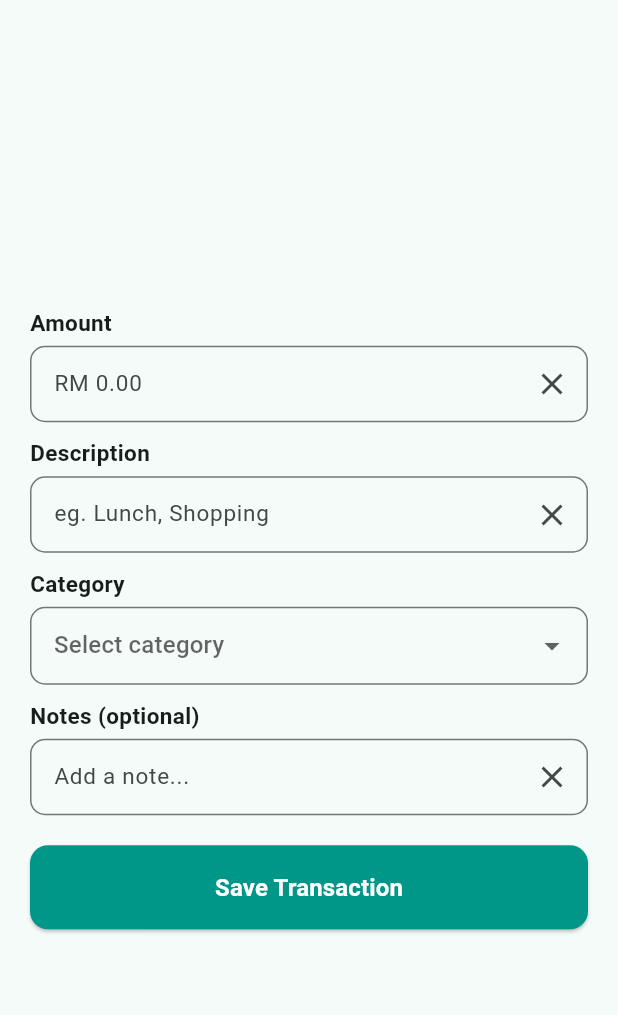
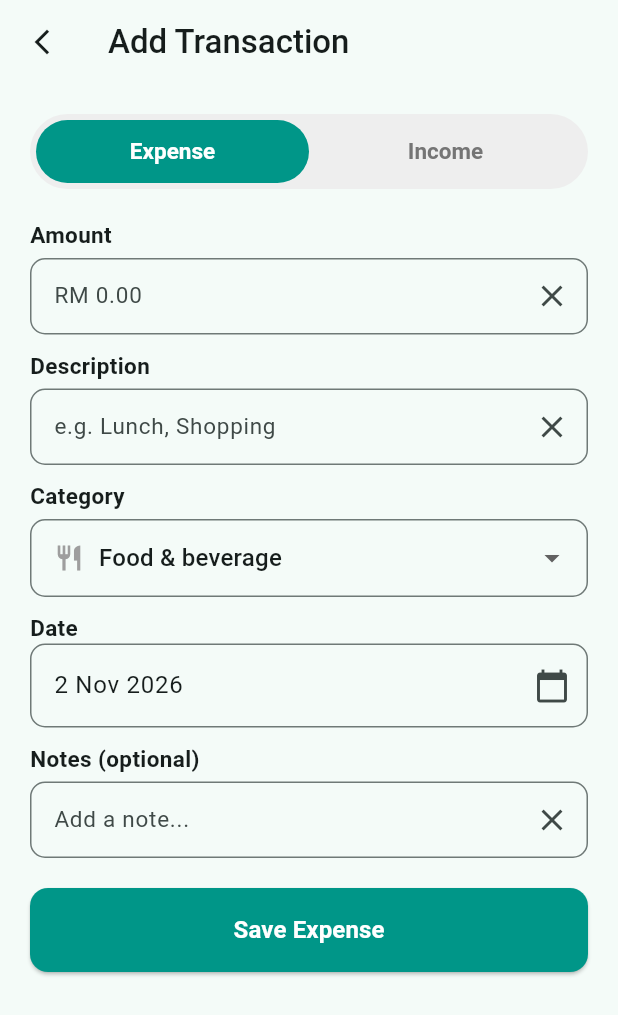
Before and after one commit to emiOS36/BUKU555, a Flutter app: the AddTransactionScreen screen opened directly, on a phone screen of 412 x 824 dp. Shown: the top 1015 px of the screen. Run offline on Flutter 3.47's test engine with Material 3 defaults, Android fonts, the phone set to English and light mode, and no system bars.

Commit message:
Add Transaction Screen

```diff
--- a/lib/models/category.dart
+++ b/lib/models/category.dart
@@ -1,3 +1,4 @@
+import 'package:buku555/models/transaction_type.dart';
 import 'package:flutter/material.dart';
 
 class Category {
@@ -12,50 +13,32 @@ class Category {
   });
 }
 
-const List<Category> kCategories = [
-  Category(
-    name: 'Food and beverage',
-    icon: Icons.restaurant,
-    color: Colors.grey,
-  ),
-  Category(
-    name: 'Transport',
-    icon: Icons.directions_car,
-    color: Colors.grey,
-  ),
-  Category(
-    name: 'Grocery',
-    icon: Icons.shopping_cart,
-    color: Colors.grey,
-  ),
-  Category(
-    name: 'Shopping',
-    icon: Icons.shopping_bag,
-    color: Colors.grey,
-  ),
-  Category(
-    name: 'Subscription',
-    icon: Icons.subscriptions,
-    color: Colors.grey,
-  ),
-  Category(
-    name: 'Utilities',
-    icon: Icons.receipt_long,
-    color: Colors.grey,
-  ),
-  Category(
-    name: 'Debt & Loan Payment',
-    icon: Icons.account_balance,
-    color: Colors.grey,
-  ),
-  Category(
-    name: 'Insurance',
-    icon: Icons.shield,
-    color: Colors.grey,
-  ),
-  Category(
-    name: 'Others',
-    icon: Icons.more_horiz,
-    color: Colors.grey,
-  ),
+const List<Category> expenseCategories = [
+  Category(name: 'Food & beverage', icon: Icons.restaurant, color: Colors.grey),
+  Category(name: 'Transport', icon: Icons.directions_car, color: Colors.grey),
+  Category(name: 'Grocery', icon: Icons.shopping_cart, color: Colors.grey),
+  Category(name: 'Shopping', icon: Icons.shopping_bag, color: Colors.grey),
+  Category(name: 'Subscription', icon: Icons.subscriptions, color: Colors.grey),
+  Category(name: 'Utilities', icon: Icons.receipt_long, color: Colors.grey),
+  Category(name: 'Debt', icon: Icons.account_balance, color: Colors.grey),
+  Category(name: 'Insurance', icon: Icons.shield, color: Colors.grey),
+  Category(name: 'Others', icon: Icons.more_horiz, color: Colors.grey),
 ];
+
+const List<Category> incomeCategories = [
+  Category(name: 'Salary', icon: Icons.payment, color: Colors.grey),
+  Category(name: 'Freelance', icon: Icons.laptop, color: Colors.grey),
+  Category(name: 'Investment', icon: Icons.trending_up, color: Colors.grey),
+  Category(name: 'Gift', icon: Icons.card_giftcard, color: Colors.grey),
+  Category(name: 'Bonus', icon: Icons.paid, color: Colors.grey),
+  Category(name: 'Others', icon: Icons.more_horiz, color: Colors.grey),
+];
+
+extension TransactionTypeCategories on TransactionType {
+  List<Category> get categories => switch (this) {
+    TransactionType.expense => expenseCategories,
+    TransactionType.income => incomeCategories,
+  };
+
+  Category get defaultCategory => categories.first;
+}
--- /dev/null
+++ b/lib/models/transaction_type.dart
@@ -0,0 +1,24 @@
+import 'package:flutter/material.dart';
+
+enum TransactionType {
+  expense(
+    label: 'Expense',
+    color: Colors.teal,
+    descriptionHint: 'e.g. Lunch, Shopping',
+  ),
+  income(
+    label: 'Income',
+    color: Colors.teal,
+    descriptionHint: 'e.g. Salary, Freelance',
+  );
+
+  const TransactionType({
+    required this.label,
+    required this.color,
+    required this.descriptionHint,
+  });
+
+  final String label;
+  final Color color;
+  final String descriptionHint;
+}
--- a/lib/screens/add_transaction_screen.dart
+++ b/lib/screens/add_transaction_screen.dart
@@ -1,6 +1,9 @@
 import 'package:buku555/models/category.dart';
+import 'package:buku555/models/transaction_type.dart';
+import 'package:buku555/widgets/date_picker_field.dart';
 import 'package:buku555/widgets/drop_down_category.dart';
 import 'package:buku555/widgets/label_text_field.dart';
+import 'package:buku555/widgets/pill_toggle.dart';
 import 'package:flutter/material.dart';
 
 class AddTransactionScreen extends StatefulWidget {
@@ -14,62 +17,114 @@ class _AddTransactionScreenState extends State<AddTransactionScreen> {
   final _amountController = TextEditingController();
   final _descriptionController = TextEditingController();
   final _notesController = TextEditingController();
-  Category? _selectedCategory;
+
+  TransactionType _type = TransactionType.expense;
+  late Category? _selectedCategory = _type.defaultCategory;
+  DateTime? _selectedDate = DateTime.now();
+
+  @override
+  void dispose() {
+    _amountController.dispose();
+    _descriptionController.dispose();
+    _notesController.dispose();
+    super.dispose();
+  }
+
+  void _onTypeChanged(TransactionType type) {
+    if (type == _type) return;
+    setState(() {
+      _type = type;
+      _selectedCategory = type.defaultCategory;
+    });
+  }
 
   @override
   Widget build(BuildContext context) {
     return Scaffold(
-      body: Padding(
+      appBar: AppBar(
+        title: const Text(
+          'Add Transaction',
+          style: TextStyle(fontWeight: .w500),
+        ),
+        leading: IconButton(
+          icon: const Icon(Icons.arrow_back_ios_new, size: 20),
+          onPressed: () => Navigator.pop(context),
+        ),
+      ),
+      body: SafeArea(
+        child: SingleChildScrollView(
           padding: const EdgeInsets.all(20.0),
           child: Column(
-          mainAxisAlignment: .center,
+            mainAxisSize: MainAxisSize.min,
             children: [
+              PillToggle<TransactionType>(
+                selected: _type,
+                onChanged: _onTypeChanged,
+                options: [
+                  for (final t in TransactionType.values)
+                    PillToggleOption(
+                      value: t,
+                      label: t.label,
+                      color: t.color,
+                    ),
+                ],
+              ),
+              const SizedBox(height: 20),
               LabelTextField(
                 label: 'Amount',
                 hintText: 'RM 0.00',
                 controller: _amountController,
               ),
-            SizedBox(height: 10),
+              const SizedBox(height: 10),
               LabelTextField(
                 label: 'Description',
-              hintText: 'eg. Lunch, Shopping',
+                hintText: _type.descriptionHint,
                 controller: _descriptionController,
               ),
-            SizedBox(height: 10),
+              const SizedBox(height: 10),
               DropDownCategory(
+                key: ValueKey(_type), // fresh dropdown when type changes
+                categories: _type.categories,
                 selected: _selectedCategory,
                 onChanged: (cat) => setState(() => _selectedCategory = cat),
               ),
-
-            SizedBox(height: 10),
+              const SizedBox(height: 10),
+              DatePickerField(
+                selectedDate: _selectedDate,
+                onDateSelected: (date) => setState(() => _selectedDate = date),
+              ),
+              const SizedBox(height: 10),
               LabelTextField(
                 label: 'Notes (optional)',
                 hintText: 'Add a note...',
                 controller: _notesController,
               ),
-            SizedBox(height: 20),
+              const SizedBox(height: 20),
               SizedBox(
                 width: double.infinity,
                 height: 56,
                 child: ElevatedButton(
                   style: ElevatedButton.styleFrom(
-                  backgroundColor: Colors.teal,
+                    backgroundColor: _type.color,
                     foregroundColor: Colors.white,
                     shape: RoundedRectangleBorder(
                       borderRadius: BorderRadius.circular(12),
                     ),
                   ),
-
                   onPressed: () {},
                   child: Text(
-                  'Save Transaction',
-                  style: TextStyle(fontSize: 16, fontWeight: .w600),
+                    'Save ${_type.label}',
+                    style: const TextStyle(
+                      fontSize: 16,
+                      fontWeight: FontWeight.w600,
+                    ),
                   ),
                 ),
               ),
             ],
           ),
         ),
+      ),
     );
   }
 }
--- /dev/null
+++ b/lib/widgets/date_picker_field.dart
@@ -0,0 +1,67 @@
+import 'package:flutter/material.dart';
+
+class DatePickerField extends StatelessWidget {
+  final DateTime? selectedDate;
+  final ValueChanged<DateTime> onDateSelected;
+
+  const DatePickerField({
+    super.key,
+    this.selectedDate,
+    required this.onDateSelected,
+  });
+
+  String _formatDate(DateTime d) {
+    const months = [
+      'Jan',
+      'Feb',
+      'Mar',
+      'Apr',
+      'May',
+      'Jun',
+      'Jul',
+      'Aug',
+      'Sep',
+      'Oct',
+      'Nov',
+      'Dec',
+    ];
+    return '${d.day} ${months[d.month - 1]} ${d.year}';
+  }
+
+  Future<void> _pickDate(BuildContext context) async {
+    final picked = await showDatePicker(
+      context: context,
+      initialDate: selectedDate ?? DateTime.now(),
+      firstDate: DateTime(2020),
+      lastDate: DateTime(2100),
+    );
+    if (picked != null) {
+      onDateSelected(picked);
+    }
+  }
+
+  @override
+  Widget build(BuildContext context) {
+    return Column(
+      crossAxisAlignment: .start,
+      children: [
+        Text(
+          'Date',
+          style: TextStyle(fontSize: 15, fontWeight: .w600),
+        ),
+        TextFormField(
+          key: ValueKey(selectedDate),
+          initialValue: selectedDate == null ? '' : _formatDate(selectedDate!),
+          readOnly: true,
+          onTap: () => _pickDate(context),
+          decoration: InputDecoration(
+            hintText: 'Select Date',
+            suffixIcon: const Icon(Icons.calendar_today),
+            border: OutlineInputBorder(borderRadius: BorderRadius.circular(10)),
+          ),
+          validator: (_) => selectedDate == null ? 'Please select date' : null,
+        ),
+      ],
+    );
+  }
+}
--- a/lib/widgets/drop_down_category.dart
+++ b/lib/widgets/drop_down_category.dart
@@ -2,6 +2,7 @@ import 'package:buku555/models/category.dart';
 import 'package:flutter/material.dart';
 
 class DropDownCategory extends StatelessWidget {
+  final List<Category> categories;
   final Category? selected;
   final ValueChanged<Category?> onChanged;
 
@@ -9,6 +10,7 @@ class DropDownCategory extends StatelessWidget {
     super.key,
     required this.selected,
     required this.onChanged,
+    required this.categories,
   });
 
   @override
@@ -31,9 +33,9 @@ class DropDownCategory extends StatelessWidget {
               vertical: 14,
             ),
           ),
-          hint: const Text('Select category'),
-          items: kCategories.map((cat) {
-            return DropdownMenuItem<Category>(
+          items: [
+            for (final cat in categories)
+              DropdownMenuItem(
                 value: cat,
                 child: Row(
                   children: [
@@ -42,11 +44,9 @@ class DropDownCategory extends StatelessWidget {
                     Text(cat.name),
                   ],
                 ),
-            );
-          }).toList(),
+              ),
+          ],
           onChanged: onChanged,
-          validator: (value) =>
-              value == null ? 'Please select a category' : null,
         ),
       ],
     );
--- /dev/null
+++ b/lib/widgets/pill_toggle.dart
@@ -0,0 +1,132 @@
+import 'package:flutter/material.dart';
+
+class PillToggleOption<T> {
+  final T value;
+  final String label;
+  final IconData? icon;
+  final Color color;
+
+  const PillToggleOption({
+    required this.value,
+    required this.label,
+    required this.color,
+    this.icon,
+  });
+}
+
+class PillToggle<T> extends StatelessWidget {
+  final List<PillToggleOption<T>> options;
+  final T selected;
+  final ValueChanged<T> onChanged;
+
+  const PillToggle({
+    super.key,
+    required this.options,
+    required this.selected,
+    required this.onChanged,
+  }) : assert(options.length >= 2, 'Need at least 2 options');
+
+  static const _duration = Duration(milliseconds: 250);
+
+  @override
+  Widget build(BuildContext context) {
+    final selectedIndex = options.indexWhere((o) => o.value == selected);
+    assert(selectedIndex != -1, 'selected value is not in options');
+
+    // Maps index 0..n-1 to alignment -1..1
+    final alignX = -1 + 2 * selectedIndex / (options.length - 1);
+
+    return Container(
+      height: 50,
+      padding: const EdgeInsets.all(4),
+      decoration: BoxDecoration(
+        color: Colors.grey.shade200,
+        borderRadius: BorderRadius.circular(30),
+      ),
+      child: Stack(
+        children: [
+          // Sliding pill
+          AnimatedAlign(
+            duration: _duration,
+            curve: Curves.easeInOut,
+            alignment: Alignment(alignX, 0),
+            child: FractionallySizedBox(
+              widthFactor: 1 / options.length,
+              heightFactor: 1,
+              child: AnimatedContainer(
+                duration: _duration,
+                decoration: BoxDecoration(
+                  color: options[selectedIndex].color,
+                  borderRadius: BorderRadius.circular(26),
+                ),
+              ),
+            ),
+          ),
+          // Labels
+          Row(
+            children: [
+              for (final option in options)
+                Expanded(
+                  child: _Segment(
+                    label: option.label,
+                    icon: option.icon,
+                    isActive: option.value == selected,
+                    onTap: () => onChanged(option.value),
+                  ),
+                ),
+            ],
+          ),
+        ],
+      ),
+    );
+  }
+}
+
+class _Segment extends StatelessWidget {
+  final String label;
+  final IconData? icon;
+  final bool isActive;
+  final VoidCallback onTap;
+
+  const _Segment({
+    required this.label,
+    required this.icon,
+    required this.isActive,
+    required this.onTap,
+  });
+
+  @override
+  Widget build(BuildContext context) {
+    final color = isActive ? Colors.white : Colors.grey.shade600;
+
+    return Semantics(
+      button: true,
+      selected: isActive,
+      label: label,
+      child: GestureDetector(
+        behavior: HitTestBehavior.opaque,
+        onTap: onTap,
+        child: Center(
+          child: Row(
+            mainAxisSize: MainAxisSize.min,
+            children: [
+              if (icon != null) ...[
+                Icon(icon, size: 18, color: color),
+                const SizedBox(width: 6),
+              ],
+              AnimatedDefaultTextStyle(
+                duration: PillToggle._duration,
+                style: TextStyle(
+                  color: color,
+                  fontSize: 15,
+                  fontWeight: FontWeight.w600,
+                ),
+                child: Text(label),
+              ),
+            ],
+          ),
+        ),
+      ),
+    );
+  }
+}
```
Lines whose indentation alone changed are shown as unchanged.
